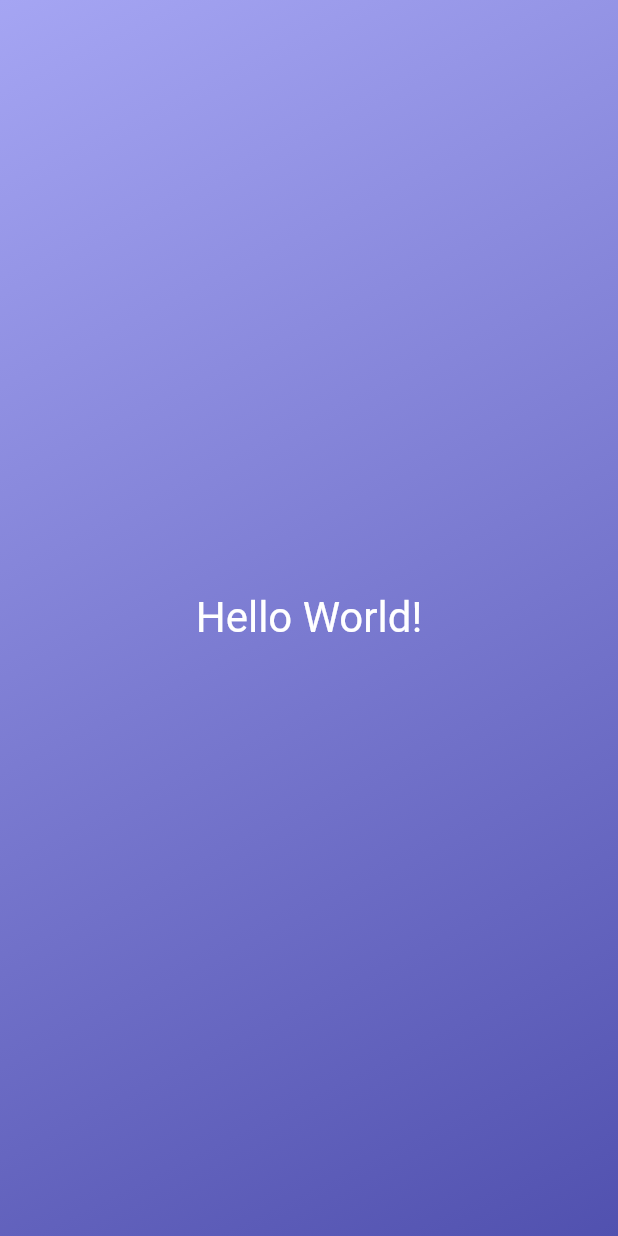
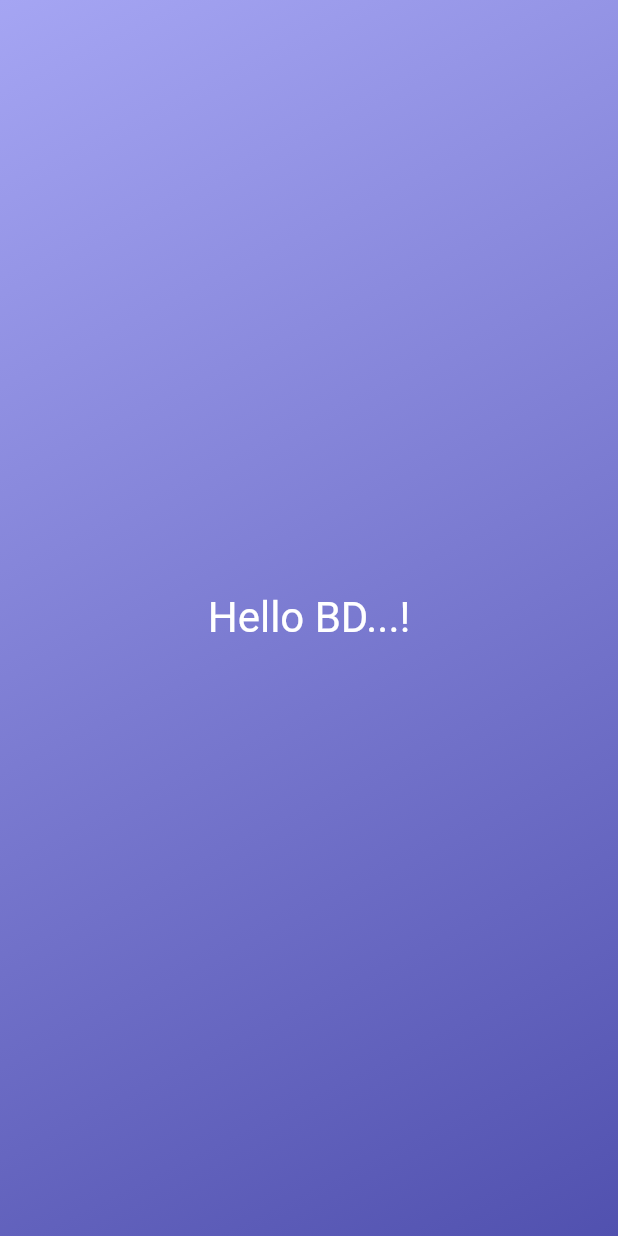
Before and after one commit to yhrjfj/Dice_App, a Flutter app: the screen it shows after launch, on a phone screen of 412 x 824 dp. Run offline on Flutter 3.47's test engine with Material 2 defaults, Android fonts, the phone set to English and light mode, and no system bars.

Commit message:
Splitting code

```diff
--- /dev/null
+++ b/lib/gradient_container.dart
@@ -0,0 +1,27 @@
+import 'package:flutter/material.dart';
+
+class GradientContainer extends StatelessWidget {
+  const GradientContainer({super.key});
+
+  @override
+  Widget build(context) {
+    return Container(
+      decoration: const BoxDecoration(
+        gradient: LinearGradient(
+          colors: [
+            Color.fromRGBO(165, 165, 243, 1),
+            Color.fromRGBO(81, 81, 175, 1),
+          ],
+          begin: Alignment.topLeft,
+          end: Alignment.bottomRight,
+        ),
+      ),
+      child: const Center(
+        child: Text(
+          'Hello BD...!',
+          style: TextStyle(color: Colors.white, fontSize: 28),
+        ),
+      ),
+    );
+  }
+}
--- a/lib/main.dart
+++ b/lib/main.dart
@@ -1,35 +1,12 @@
 import 'package:flutter/material.dart';
+import 'package:first_app/gradient_container.dart';
 
 void main() {
   runApp(
-    MaterialApp(
+    const MaterialApp(
       home: Scaffold(
         body: GradientContainer(),
       ),
     ),
   );
 }
-
-class GradientContainer extends StatelessWidget {
-  @override
-  Widget build(context) {
-    return Container(
-      decoration: const BoxDecoration(
-        gradient: LinearGradient(
-          colors: [
-            Color.fromRGBO(165, 165, 243, 1),
-            Color.fromRGBO(81, 81, 175, 1),
-          ],
-          begin: Alignment.topLeft,
-          end: Alignment.bottomRight,
-        ),
-      ),
-      child: const Center(
-        child: Text(
-          'Hello World!',
-          style: TextStyle(color: Colors.white, fontSize: 28),
-        ),
-      ),
-    );
-  }
-}
```
